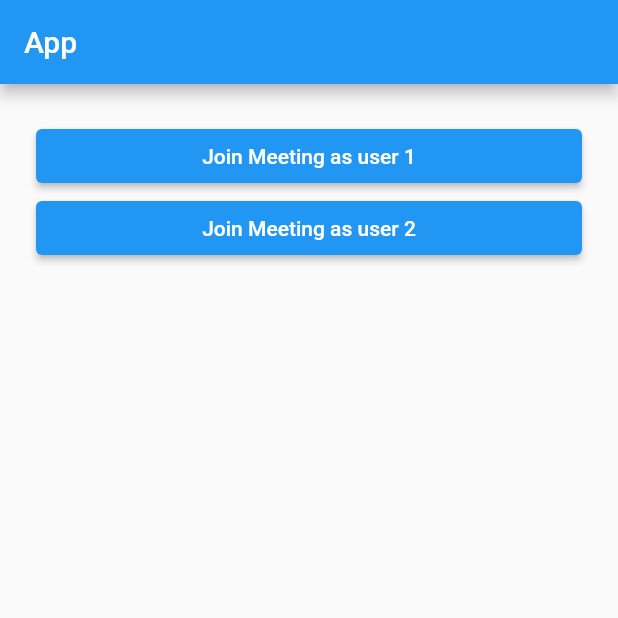
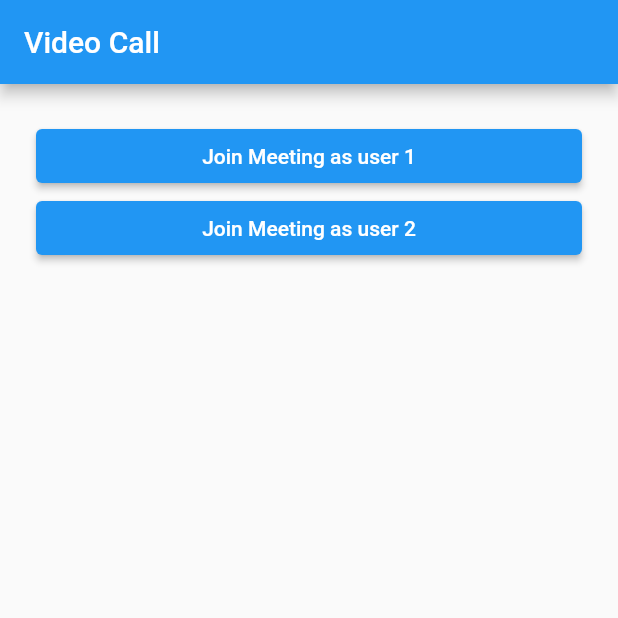
Before and after one commit to cs-onah/video_call_demo, a Flutter app: the screen it shows after launch, on a phone screen of 412 x 824 dp, the top half of it. Run offline on Flutter 3.47's test engine with Material 2 defaults, Android fonts, the phone set to English and light mode, and no system bars; missing offline and left inert: jitsi_meet_wrapper.

Commit message:
video call

```diff
--- a/lib/main.dart
+++ b/lib/main.dart
@@ -12,7 +12,7 @@ class MyApp extends StatelessWidget {
   @override
   Widget build(BuildContext context) {
     return MaterialApp(
-      title: 'Flutter Demo',
+      title: 'Video Call Demo',
       theme: ThemeData(primarySwatch: Colors.blue),
       home: const NewScreen(),
     );
@@ -25,7 +25,7 @@ class NewScreen extends StatelessWidget {
   @override
   Widget build(BuildContext context) {
     return Scaffold(
-      appBar: AppBar(title: const Text("App")),
+      appBar: AppBar(title: const Text("Video Call")),
       body: ListView(
         padding: const EdgeInsets.all(24),
         children: [
```
